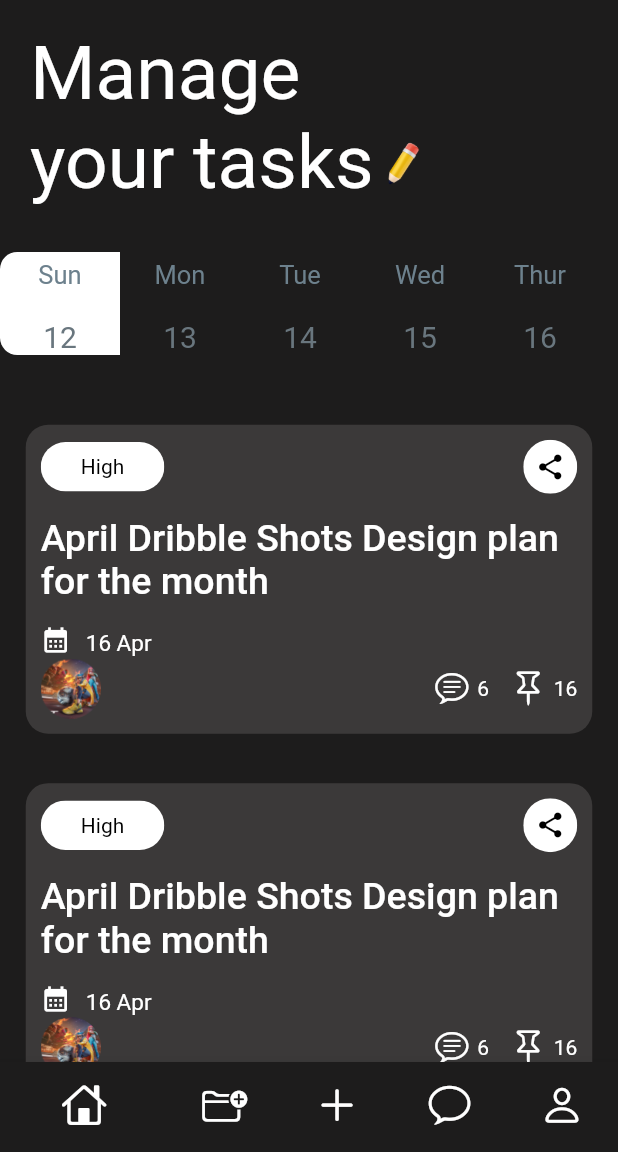
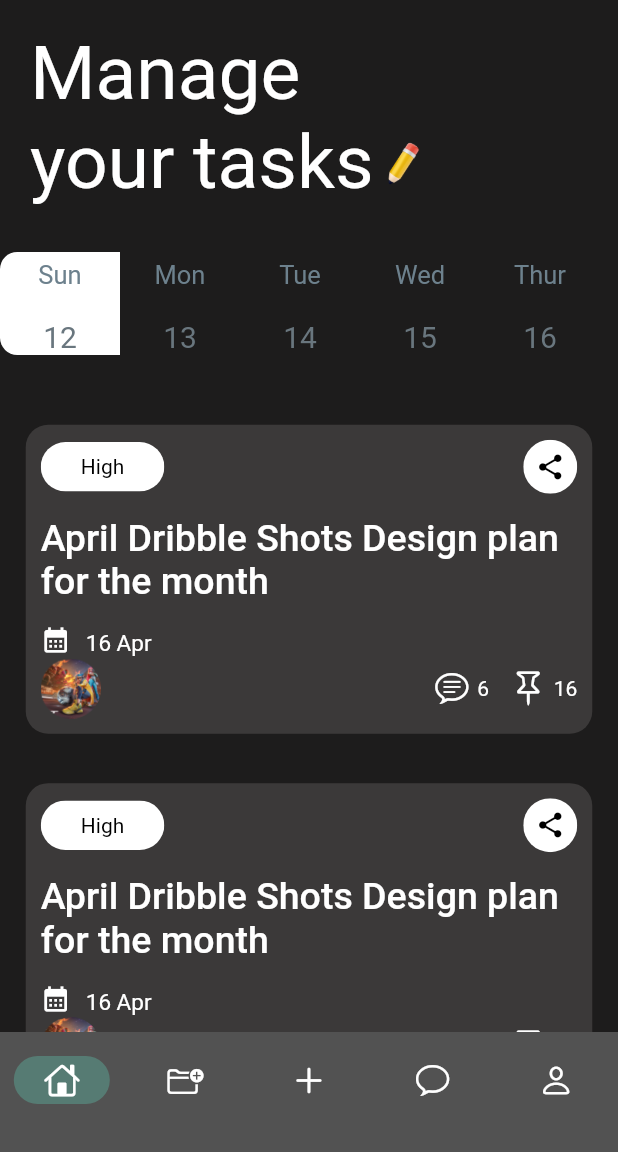
Before and after one commit to Deonorla/Task-management-app-ui, a Flutter app: the screen it shows after launch, on a phone screen of 412 x 824 dp, the part 84-1236 px from its top. Run offline on Flutter 3.47's test engine with Material 2 defaults, Android fonts, the phone set to English and light mode, and no system bars.

Commit message:
[Using materialYou for navigation bar]

```diff
--- a/lib/screens/home.dart
+++ b/lib/screens/home.dart
@@ -1,8 +1,6 @@
 import 'package:flutter/material.dart';
 import 'package:flutter/cupertino.dart';
-import 'package:task_management/constants/constants.dart';
-import 'package:task_management/screens/widgets/calenderComponent.dart';
-import 'package:task_management/screens/widgets/taskCard.dart';
+import 'package:task_management/screens/homeScreen.dart';
 import 'package:task_management/screens/widgets/ui_contants.dart';
 
 class Home extends StatefulWidget {
@@ -12,77 +10,38 @@ class Home extends StatefulWidget {
 }
 
 class _HomeState extends State<Home> {
+  int _currentIndex = 0;
+
+  List<Widget> pages = const [
+    HomeScreen(),
+    Text("View"),
+    Text("Add New Task"),
+    Text("Add Comments"),
+    Text("Profile"),
+  ];
+
   @override
   Widget build(BuildContext context) {
     final appbar = Uiconstants.appbar();
     return Scaffold(
-      appBar: appbar,
-      body: SingleChildScrollView(
-        child: Column(
-          crossAxisAlignment: CrossAxisAlignment.start,
-          children: [
-            Container(
-              margin: const EdgeInsets.only(top: 20, left: 20),
-              child: RichText(
-                  text: TextSpan(children: [
-                const TextSpan(
-                    text: "Manage \nyour tasks",
-                    style: TextStyle(fontSize: 50)),
-                WidgetSpan(
-                  child: Image.asset(
-                    "assets/icons/pencil.png",
-                    width: 70,
-                    height: 40,
-                    alignment: Alignment.bottomLeft,
-                  ),
-                )
-              ])),
-            ), // container manage your tasks
-            const CalenderComponent(),
-            const TaskCard(),
-            const TaskCard(),
-            const TaskCard(),
+        appBar: appbar,
+        body: pages[_currentIndex],
+        bottomNavigationBar: NavigationBar(
+          selectedIndex: _currentIndex,
+          onDestinationSelected: (int index) {
+            setState(() {
+              _currentIndex = index;
+            });
+          },
+          destinations: const [
+            NavigationDestination(icon: Icon(CupertinoIcons.home), label: ""),
+            NavigationDestination(
+                icon: Icon(CupertinoIcons.folder_badge_plus), label: ""),
+            NavigationDestination(icon: Icon(CupertinoIcons.add), label: ""),
+            NavigationDestination(
+                icon: Icon(CupertinoIcons.chat_bubble), label: ""),
+            NavigationDestination(icon: Icon(CupertinoIcons.person), label: ""),
           ],
-        ),
-      ),
-      bottomNavigationBar: Theme(
-        data: ThemeData(canvasColor: Styles.primaryBackground),
-        child: BottomNavigationBar(
-            showSelectedLabels: false,
-            unselectedItemColor: Colors.white,
-            items: const [
-              BottomNavigationBarItem(
-                  icon: Icon(
-                    CupertinoIcons.home,
-                    size: 30,
-                  ),
-                  label: ""),
-              BottomNavigationBarItem(
-                  icon: Icon(
-                    CupertinoIcons.folder_badge_plus,
-                    size: 30,
-                  ),
-                  label: ""),
-              BottomNavigationBarItem(
-                  icon: Icon(
-                    CupertinoIcons.add,
-                    size: 30,
-                  ),
-                  label: ""),
-              BottomNavigationBarItem(
-                  icon: Icon(
-                    CupertinoIcons.chat_bubble,
-                    size: 30,
-                  ),
-                  label: ""),
-              BottomNavigationBarItem(
-                  icon: Icon(
-                    CupertinoIcons.person,
-                    size: 30,
-                  ),
-                  label: ""),
-            ]),
-      ),
-    );
+        ));
   }
 }
--- /dev/null
+++ b/lib/screens/homeScreen.dart
@@ -0,0 +1,40 @@
+import 'package:flutter/cupertino.dart';
+import 'package:task_management/screens/widgets/calenderComponent.dart';
+import 'package:task_management/screens/widgets/taskCard.dart';
+
+class HomeScreen extends StatelessWidget {
+  const HomeScreen({
+    super.key,
+  });
+
+  @override
+  Widget build(BuildContext context) {
+    return SingleChildScrollView(
+      child: Column(
+        crossAxisAlignment: CrossAxisAlignment.start,
+        children: [
+          Container(
+            margin: const EdgeInsets.only(top: 20, left: 20),
+            child: RichText(
+                text: TextSpan(children: [
+              const TextSpan(
+                  text: "Manage \nyour tasks", style: TextStyle(fontSize: 50)),
+              WidgetSpan(
+                child: Image.asset(
+                  "assets/icons/pencil.png",
+                  width: 70,
+                  height: 40,
+                  alignment: Alignment.bottomLeft,
+                ),
+              )
+            ])),
+          ), // container manage your tasks
+          const CalenderComponent(),
+          const TaskCard(),
+          const TaskCard(),
+          const TaskCard(),
+        ],
+      ),
+    );
+  }
+}
```
